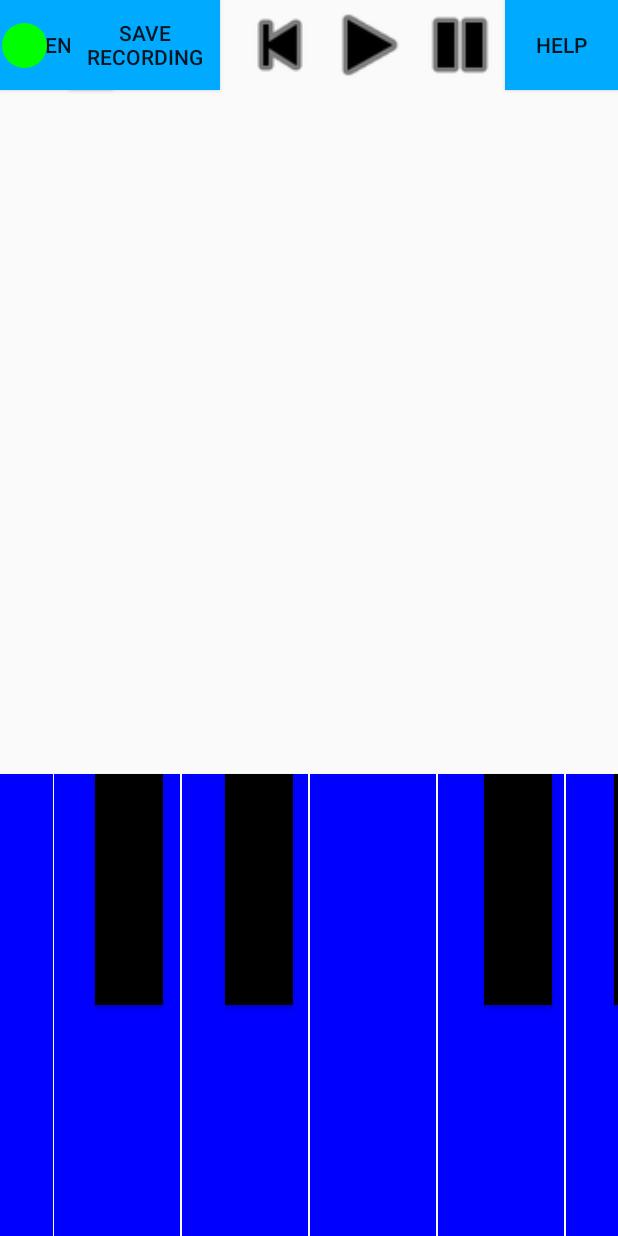
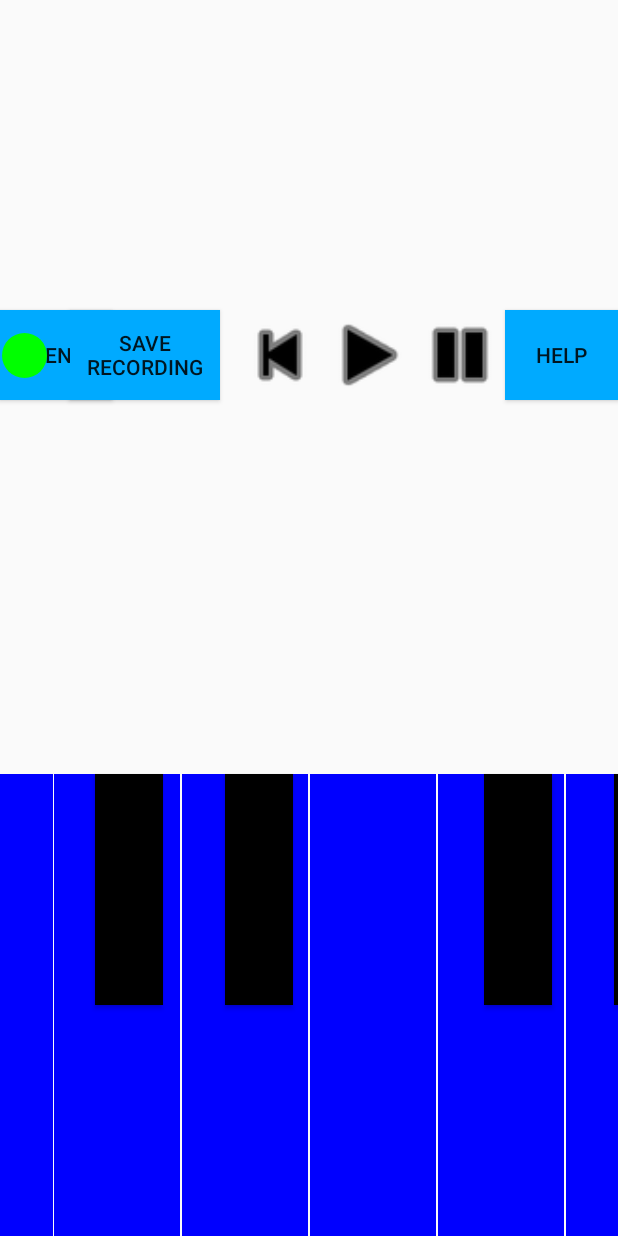
Before and after one commit to rehartri/TapBand, an Android app: the layout activity_main.xml on its own in the app's theme, with its tools: preview values and no code run, on a phone screen of 412 x 824 dp. Run offline under Robolectric (Android 15) with nearby library versions, the phone set to English and light mode, and no system bars.

Commit message:
maybe now the constraints are good?

```diff
--- a/app/src/main/res/layout/activity_main.xml
+++ b/app/src/main/res/layout/activity_main.xml
@@ -166,8 +166,10 @@
         android:id="@+id/Menu"
         android:layout_width="75sp"
         android:layout_height="60sp"
+        android:layout_marginBottom="43sp"
         android:background="@color/MenuButtons"
         android:text="@string/Menu"
+        app:layout_constraintBottom_toTopOf="@+id/CLo"
         app:layout_constraintStart_toStartOf="parent"
         app:layout_constraintTop_toTopOf="parent" />
 
@@ -178,8 +180,10 @@
         android:layout_marginTop="15sp"
         android:layout_marginEnd="15sp"
         android:layout_marginRight="15sp"
+        android:layout_marginBottom="58sp"
         android:background="@drawable/round_button_red"
         android:text="@string/none"
+        app:layout_constraintBottom_toTopOf="@+id/F"
         app:layout_constraintEnd_toStartOf="@+id/SaveRecording"
         app:layout_constraintTop_toTopOf="parent" />
 
@@ -189,9 +193,11 @@
         android:layout_height="60sp"
         android:layout_marginEnd="10sp"
         android:layout_marginRight="10sp"
+        android:layout_marginBottom="43sp"
         android:background="@color/MenuButtons"
         android:orientation="horizontal"
         android:text="@string/Save"
+        app:layout_constraintBottom_toTopOf="@+id/G"
         app:layout_constraintEnd_toStartOf="@+id/StartOver"
         app:layout_constraintTop_toTopOf="parent" />
 
@@ -199,9 +205,11 @@
         android:id="@+id/StartOver"
         android:layout_width="60sp"
         android:layout_height="60sp"
+        android:layout_marginBottom="43sp"
         android:background="@android:drawable/ic_media_previous"
         android:backgroundTint="@color/ButtonColor2"
         android:text="@string/none"
+        app:layout_constraintBottom_toTopOf="@+id/A"
         app:layout_constraintEnd_toStartOf="@+id/Play"
         app:layout_constraintTop_toTopOf="parent" />
 
@@ -209,9 +217,11 @@
         android:id="@+id/Play"
         android:layout_width="60sp"
         android:layout_height="60sp"
+        android:layout_marginBottom="43sp"
         android:background="@android:drawable/ic_media_play"
         android:backgroundTint="@color/ButtonColor2"
         android:text="@string/none"
+        app:layout_constraintBottom_toTopOf="@+id/A"
         app:layout_constraintEnd_toStartOf="@+id/Pause"
         app:layout_constraintTop_toTopOf="parent" />
 
@@ -219,9 +229,11 @@
         android:id="@+id/Pause"
         android:layout_width="60sp"
         android:layout_height="60sp"
+        android:layout_marginBottom="43sp"
         android:background="@android:drawable/ic_media_pause"
         android:backgroundTint="@color/ButtonColor2"
         android:text="@string/none"
+        app:layout_constraintBottom_toTopOf="@+id/B"
         app:layout_constraintEnd_toStartOf="@+id/Help"
         app:layout_constraintTop_toTopOf="parent" />
 
@@ -229,8 +241,10 @@
         android:id="@+id/Help"
         android:layout_width="75sp"
         android:layout_height="60sp"
+        android:layout_marginBottom="43sp"
         android:background="@color/MenuButtons"
         android:text="@string/Help"
+        app:layout_constraintBottom_toTopOf="@+id/CHi"
         app:layout_constraintEnd_toEndOf="parent"
         app:layout_constraintTop_toTopOf="parent" />
 
@@ -242,8 +256,10 @@
         android:layout_marginLeft="15sp"
         android:layout_marginEnd="15sp"
         android:layout_marginRight="15sp"
+        android:layout_marginBottom="43sp"
         android:max="2"
         android:progress="1"
+        app:layout_constraintBottom_toTopOf="@+id/CSharp"
         app:layout_constraintEnd_toStartOf="@+id/Record"
         app:layout_constraintStart_toEndOf="@+id/Menu"
         app:layout_constraintTop_toTopOf="parent" />
```
